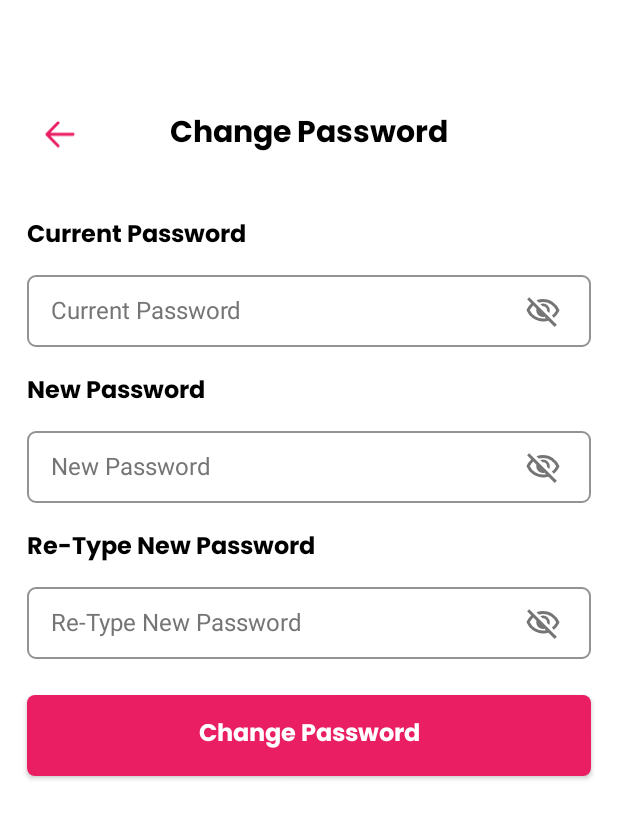
After one commit to nguyen-dat-1612/blossy-flowerapp, an Android app: the layout fragment_change_password.xml on its own in the app's theme, with its tools: preview values and no code run, on a phone screen of 412 x 824 dp. The commit adds this screen. Shown: the top 819 px of the screen. Run offline under Robolectric (Android 15) with nearby library versions, the phone set to English and light mode, and no system bars; network calls fail.

Commit message:
feat(auth): implement change password screen and use case

```diff
--- a/app/build.gradle.kts
+++ b/app/build.gradle.kts
@@ -6,6 +6,7 @@ plugins {
     id("androidx.navigation.safeargs.kotlin")
     id("kotlin-parcelize")
     id("com.google.gms.google-services")
+    alias(libs.plugins.google.android.libraries.mapsplatform.secrets.gradle.plugin)
 }
 
 android {
@@ -107,4 +108,9 @@ dependencies {
     implementation(platform("com.google.firebase:firebase-bom:33.13.0"))
     implementation ("com.google.firebase:firebase-messaging-ktx")
     implementation("com.google.firebase:firebase-analytics")
+
+
+    // Maps
+    implementation ("com.google.android.gms:play-services-maps:18.2.0")
+    implementation ("com.google.android.gms:play-services-location:21.0.1")
 }
--- a/app/src/main/java/com/blossy/flowerstore/data/remote/api/AuthApi.kt
+++ b/app/src/main/java/com/blossy/flowerstore/data/remote/api/AuthApi.kt
@@ -3,11 +3,13 @@ package com.blossy.flowerstore.data.remote.api
 import com.blossy.flowerstore.data.remote.dto.LoginRequest
 import com.blossy.flowerstore.data.remote.dto.RegisterRequest
 import com.blossy.flowerstore.data.remote.dto.LoginResponse
+import com.blossy.flowerstore.data.remote.dto.UpdatePasswordRequest
 import com.blossy.flowerstore.data.remote.utils.BaseResponse
 import retrofit2.Response
 import retrofit2.http.Body
 import retrofit2.http.Headers
 import retrofit2.http.POST
+import retrofit2.http.PUT
 
 interface AuthApi {
     @Headers("No-Authentication: true")
@@ -17,4 +19,8 @@ interface AuthApi {
     @Headers("No-Authentication: true")
     @POST("auth/login")
     suspend fun login(@Body request: LoginRequest): Response<BaseResponse<LoginResponse>>
+
+    @PUT("auth/update-password")
+    suspend fun updatePassword(@Body request: UpdatePasswordRequest): Response<BaseResponse<Any>>
+
 }
--- /dev/null
+++ b/app/src/main/java/com/blossy/flowerstore/data/remote/dto/UpdatePasswordRequest.kt
@@ -0,0 +1,6 @@
+package com.blossy.flowerstore.data.remote.dto
+
+data class UpdatePasswordRequest (
+    val oldPassword: String,
+    val newPassword: String
+)
--- a/app/src/main/java/com/blossy/flowerstore/data/repository/AuthRepositoryImpl.kt
+++ b/app/src/main/java/com/blossy/flowerstore/data/repository/AuthRepositoryImpl.kt
@@ -5,6 +5,7 @@ import com.blossy.flowerstore.data.remote.api.AuthApi
 import com.blossy.flowerstore.data.remote.dto.LoginRequest
 import com.blossy.flowerstore.data.remote.dto.LoginResponse
 import com.blossy.flowerstore.data.remote.dto.RegisterRequest
+import com.blossy.flowerstore.data.remote.dto.UpdatePasswordRequest
 import com.blossy.flowerstore.domain.repository.AuthRepository
 import javax.inject.Inject
 import com.blossy.flowerstore.domain.utils.Result
@@ -60,4 +61,21 @@ class AuthRepositoryImpl @Inject constructor(
         }
     }
 
+    override suspend fun updatePassword(oldPassword: String, newPassword: String): Result<Boolean> {
+        return try {
+            val response = api.updatePassword(UpdatePasswordRequest(oldPassword, newPassword))
+            if (response.isSuccessful) {
+                val body = response.body()
+                if (body != null && body.success) {
+                    Result.Success(true)
+                } else {
+                    Result.Error(body?.message ?: "Unknown server error")
+                }
+            } else {
+                Result.Error(response.errorBody()?.string() ?: "Network error")
+            }
+        } catch (e: Exception) {
+            Result.Error(e.message ?: "Unknown exception")
+        }
+    }
 }
--- a/app/src/main/java/com/blossy/flowerstore/domain/repository/AuthRepository.kt
+++ b/app/src/main/java/com/blossy/flowerstore/domain/repository/AuthRepository.kt
@@ -7,4 +7,7 @@ interface AuthRepository {
     suspend fun register(name: String, email: String, password: String): Result<LoginResponse>
 
     suspend fun login(email: String, password: String): Result<LoginResponse>
+
+    suspend fun updatePassword(oldPassword: String, newPassword: String): Result<Boolean>
+
 }
--- /dev/null
+++ b/app/src/main/java/com/blossy/flowerstore/domain/usecase/auth/UpdatePasswordUseCase.kt
@@ -0,0 +1,11 @@
+package com.blossy.flowerstore.domain.usecase.auth
+
+import com.blossy.flowerstore.domain.repository.AuthRepository
+import javax.inject.Inject
+
+class UpdatePasswordUseCase @Inject constructor(
+    private val authRepository: AuthRepository
+) {
+    suspend operator fun invoke(oldPassword: String, newPassword: String) =
+        authRepository.updatePassword(oldPassword, newPassword)
+}
--- a/app/src/main/java/com/blossy/flowerstore/presentation/account/ui/AccountFragment.kt
+++ b/app/src/main/java/com/blossy/flowerstore/presentation/account/ui/AccountFragment.kt
@@ -16,6 +16,7 @@ import androidx.core.content.ContextCompat
 import androidx.fragment.app.viewModels
 import androidx.navigation.NavController
 import androidx.navigation.findNavController
+import androidx.navigation.fragment.findNavController
 import com.blossy.flowerstore.R
 import com.blossy.flowerstore.databinding.FragmentAccountBinding
 import com.blossy.flowerstore.presentation.account.viewmodel.AccountViewModel
@@ -70,6 +71,9 @@ class AccountFragment : Fragment() {
         shippingAddress.setOnClickListener {
             val action = MainFragmentDirections.actionMainFragmentToShippingAddressFragment(fromCheckout = false)
             navController.navigate(action)
+        }
+        changePassword.setOnClickListener {
+             navController.navigate(R.id.action_mainFragment_to_changePasswordFragment)
         }
     }
 
--- /dev/null
+++ b/app/src/main/java/com/blossy/flowerstore/presentation/account/viewmodel/ChangePasswordViewModel.kt
@@ -0,0 +1,38 @@
+package com.blossy.flowerstore.presentation.account.viewmodel
+
+import androidx.lifecycle.ViewModel
+import androidx.lifecycle.viewModelScope
+import com.blossy.flowerstore.domain.usecase.auth.UpdatePasswordUseCase
+import com.blossy.flowerstore.presentation.common.UiState
+import dagger.hilt.android.lifecycle.HiltViewModel
+import kotlinx.coroutines.Dispatchers
+import kotlinx.coroutines.flow.MutableStateFlow
+import kotlinx.coroutines.flow.StateFlow
+import kotlinx.coroutines.launch
+import javax.inject.Inject
+import com.blossy.flowerstore.domain.utils.Result
+
+@HiltViewModel
+class ChangePasswordViewModel @Inject constructor(
+    private val updatePasswordUseCase: UpdatePasswordUseCase
+) : ViewModel(){
+
+    private val _updatePassword = MutableStateFlow<UiState<Boolean>>(UiState.Idle)
+    val updatePassword: StateFlow<UiState<Boolean>> = _updatePassword
+
+    fun changePassword(oldPassword: String, newPassword: String) {
+        viewModelScope.launch (Dispatchers.IO) {
+            _updatePassword.value = UiState.Loading
+            when (val result = updatePasswordUseCase(oldPassword, newPassword)) {
+                is Result.Success -> {
+                    _updatePassword.value = UiState.Success(result.data)
+                }
+                is Result.Error -> {
+                    _updatePassword.value = UiState.Error(result.message)
+                }
+                else -> {}
+            }
+
+        }
+    }
+}
--- /dev/null
+++ b/app/src/main/res/drawable/ic_eye_off.xml
@@ -0,0 +1,9 @@
+<vector xmlns:android="http://schemas.android.com/apk/res/android"
+    android:width="24dp"
+    android:height="24dp"
+    android:viewportWidth="960"
+    android:viewportHeight="960">
+  <path
+      android:pathData="m644,532 l-58,-58q9,-47 -27,-88t-93,-32l-58,-58q17,-8 34.5,-12t37.5,-4q75,0 127.5,52.5T660,460q0,20 -4,37.5T644,532ZM772,658 L714,602q38,-29 67.5,-63.5T832,460q-50,-101 -143.5,-160.5T480,240q-29,0 -57,4t-55,12l-62,-62q41,-17 84,-25.5t90,-8.5q151,0 269,83.5T920,460q-23,59 -60.5,109.5T772,658ZM792,904L624,738q-35,11 -70.5,16.5T480,760q-151,0 -269,-83.5T40,460q21,-53 53,-98.5t73,-81.5L56,168l56,-56 736,736 -56,56ZM222,336q-29,26 -53,57t-41,67q50,101 143.5,160.5T480,680q20,0 39,-2.5t39,-5.5l-36,-38q-11,3 -21,4.5t-21,1.5q-75,0 -127.5,-52.5T300,460q0,-11 1.5,-21t4.5,-21l-84,-82ZM541,429ZM390,504Z"
+      android:fillColor="#5f6368"/>
+</vector>
--- /dev/null
+++ b/app/src/main/res/drawable/ic_eye_on.xml
@@ -0,0 +1,9 @@
+<vector xmlns:android="http://schemas.android.com/apk/res/android"
+    android:width="24dp"
+    android:height="24dp"
+    android:viewportWidth="960"
+    android:viewportHeight="960">
+  <path
+      android:pathData="M480,640q75,0 127.5,-52.5T660,460q0,-75 -52.5,-127.5T480,280q-75,0 -127.5,52.5T300,460q0,75 52.5,127.5T480,640ZM480,568q-45,0 -76.5,-31.5T372,460q0,-45 31.5,-76.5T480,352q45,0 76.5,31.5T588,460q0,45 -31.5,76.5T480,568ZM480,760q-146,0 -266,-81.5T40,460q54,-137 174,-218.5T480,160q146,0 266,81.5T920,460q-54,137 -174,218.5T480,760ZM480,460ZM480,680q113,0 207.5,-59.5T832,460q-50,-101 -144.5,-160.5T480,240q-113,0 -207.5,59.5T128,460q50,101 144.5,160.5T480,680Z"
+      android:fillColor="#5f6368"/>
+</vector>
--- /dev/null
+++ b/app/src/main/res/drawable/ic_key_light.xml
@@ -0,0 +1,9 @@
+<vector xmlns:android="http://schemas.android.com/apk/res/android"
+    android:width="24dp"
+    android:height="24dp"
+    android:viewportWidth="960"
+    android:viewportHeight="960">
+  <path
+      android:pathData="M280,560q-33,0 -56.5,-23.5T200,480q0,-33 23.5,-56.5T280,400q33,0 56.5,23.5T360,480q0,33 -23.5,56.5T280,560ZM280,720q-100,0 -170,-70T40,480q0,-100 70,-170t170,-70q67,0 121.5,33t86.5,87h352l120,120 -180,180 -80,-60 -80,60 -85,-60h-47q-32,54 -86.5,87T280,720ZM280,640q56,0 98.5,-34t56.5,-86h125l58,41 82,-61 71,55 75,-75 -40,-40L435,440q-14,-52 -56.5,-86T280,320q-66,0 -113,47t-47,113q0,66 47,113t113,47Z"
+      android:fillColor="#5f6368"/>
+</vector>
--- /dev/null
+++ b/app/src/main/res/layout/fragment_change_password.xml
@@ -0,0 +1,236 @@
+<?xml version="1.0" encoding="utf-8"?>
+<FrameLayout xmlns:android="http://schemas.android.com/apk/res/android"
+    xmlns:tools="http://schemas.android.com/tools"
+    xmlns:app="http://schemas.android.com/apk/res-auto"
+    android:layout_width="match_parent"
+    android:layout_height="match_parent"
+    android:background="@color/white"
+    tools:context=".presentation.account.ui.ChangePasswordFragment">
+
+    <androidx.constraintlayout.widget.ConstraintLayout
+        android:layout_width="match_parent"
+        android:layout_height="match_parent">
+
+        <!-- Header: Avatar, Greeting, Notification -->
+        <androidx.constraintlayout.widget.ConstraintLayout
+            android:id="@+id/header"
+            android:layout_width="0dp"
+            android:layout_height="wrap_content"
+            android:layout_marginStart="10dp"
+            android:layout_marginEnd="10dp"
+            android:layout_marginTop="59dp"
+            android:padding="8dp"
+            app:layout_constraintTop_toTopOf="parent"
+            app:layout_constraintStart_toStartOf="parent"
+            app:layout_constraintEnd_toEndOf="parent">
+
+            <TextView
+                android:id="@+id/titleText"
+                android:layout_width="wrap_content"
+                android:layout_height="wrap_content"
+                android:text="Change Password"
+                android:fontFamily="@font/poppins_bold"
+                android:textSize="20sp"
+                android:textColor="@color/black"
+                app:layout_constraintTop_toTopOf="@id/btnBack"
+                app:layout_constraintStart_toStartOf="parent"
+                app:layout_constraintEnd_toEndOf="parent"
+                app:layout_constraintBottom_toBottomOf="@id/btnBack"/>
+
+            <ImageButton
+                android:id="@+id/btnBack"
+                android:layout_width="44dp"
+                android:layout_height="44dp"
+                android:src="@drawable/ic_left"
+                android:background="@drawable/bg_circle_button"
+                app:tint="?attr/colorPrimary"
+                android:padding="12dp"
+                android:scaleType="centerInside"
+                app:layout_constraintStart_toStartOf="parent"
+                app:layout_constraintTop_toTopOf="parent"
+                app:layout_constraintBottom_toBottomOf="parent" />
+
+        </androidx.constraintlayout.widget.ConstraintLayout>
+
+        <!-- Current Password Section -->
+        <!-- Current Password Section -->
+        <TextView
+            android:id="@+id/currentPasswordLabel"
+            android:layout_width="wrap_content"
+            android:layout_height="wrap_content"
+            android:text="Current Password"
+            android:textSize="16sp"
+            android:fontFamily="@font/poppins_bold"
+            android:textColor="@color/black"
+            android:textStyle="bold"
+            app:layout_constraintTop_toBottomOf="@id/header"
+            app:layout_constraintStart_toStartOf="parent"
+            android:layout_marginStart="18dp"
+            android:layout_marginTop="24dp" />
+
+        <RelativeLayout
+            android:id="@+id/currentPasswordInputLayout"
+            android:layout_width="match_parent"
+            android:layout_height="wrap_content"
+            android:orientation="horizontal"
+            android:gravity="center_vertical"
+            android:layout_marginStart="18dp"
+            android:layout_marginEnd="18dp"
+            android:layout_marginTop="12dp"
+            app:layout_constraintTop_toBottomOf="@id/currentPasswordLabel"
+            app:layout_constraintStart_toStartOf="parent"
+            app:layout_constraintEnd_toEndOf="parent">
+
+            <EditText
+                android:id="@+id/currentPasswordInput"
+                android:layout_width="match_parent"
+                android:layout_height="48dp"
+                android:layout_weight="1"
+                android:autofillHints="password"
+                android:background="@drawable/bg_edittext_primary"
+                android:hint="Current Password"
+                android:inputType="textPassword"
+                android:textColor="@color/black"
+                android:textColorHint="@color/grey_dark"
+                android:textSize="16sp" />
+
+            <ImageView
+                android:id="@+id/currentPasswordToggle"
+                android:layout_width="32dp"
+                android:layout_height="32dp"
+                android:src="@drawable/ic_eye_off"
+                android:layout_alignParentEnd="true"
+                android:layout_centerVertical="true"
+                android:contentDescription="Toggle password visibility"
+                android:padding="4dp"
+                android:layout_marginEnd="16dp"
+                app:tint="@color/grey_dark" />
+
+        </RelativeLayout>
+
+        <TextView
+            android:id="@+id/newPasswordLabel"
+            android:layout_width="wrap_content"
+            android:layout_height="wrap_content"
+            android:text="New Password"
+            android:textSize="16sp"
+            android:textStyle="bold"
+            android:fontFamily="@font/poppins_bold"
+            android:textColor="@color/black"
+            app:layout_constraintTop_toBottomOf="@id/currentPasswordInputLayout"
+            app:layout_constraintStart_toStartOf="parent"
+            android:layout_marginStart="18dp"
+            android:layout_marginTop="16dp" />
+
+        <RelativeLayout
+            android:id="@+id/newPasswordInputLayout"
+            android:layout_width="0dp"
+            android:layout_height="wrap_content"
+            android:orientation="horizontal"
+            android:gravity="center_vertical"
+            android:layout_marginStart="18dp"
+            android:layout_marginEnd="18dp"
+            android:layout_marginTop="12dp"
+            app:layout_constraintTop_toBottomOf="@id/newPasswordLabel"
+            app:layout_constraintStart_toStartOf="parent"
+            app:layout_constraintEnd_toEndOf="parent">
+
+            <EditText
+                android:id="@+id/newPasswordInput"
+                android:layout_width="match_parent"
+                android:layout_height="48dp"
+                android:layout_weight="1"
+                android:hint="New Password"
+                android:textSize="16sp"
+                android:background="@drawable/bg_edittext_primary"
+                android:textColorHint="@color/grey_dark"
+                android:textColor="@color/black"
+                android:inputType="textPassword" />
+
+            <ImageView
+                android:id="@+id/newPasswordToggle"
+                android:layout_width="32dp"
+                android:layout_height="32dp"
+                android:src="@drawable/ic_eye_off"
+                android:layout_alignParentEnd="true"
+                android:layout_centerVertical="true"
+                android:contentDescription="Toggle password visibility"
+                android:padding="4dp"
+                android:layout_marginEnd="16dp"
+                app:tint="@color/grey_dark" />
+
+        </RelativeLayout>
+
+        <!-- Re-Type New Password Section -->
+        <TextView
+            android:id="@+id/reNewPasswordLabel"
+            android:layout_width="wrap_content"
+            android:layout_height="wrap_content"
+            android:text="Re-Type New Password"
+            android:textSize="16sp"
+            android:textStyle="bold"
+            android:fontFamily="@font/poppins_bold"
+            android:textColor="@color/black"
+            app:layout_constraintTop_toBottomOf="@id/newPasswordInputLayout"
+            app:layout_constraintStart_toStartOf="parent"
+            android:layout_marginStart="18dp"
+            android:layout_marginTop="16dp" />
+
+        <RelativeLayout
+            android:id="@+id/reNewPasswordInputLayout"
+            android:layout_width="0dp"
+            android:layout_height="wrap_content"
+            android:orientation="horizontal"
+            android:gravity="center_vertical"
+            android:layout_marginStart="18dp"
+            android:layout_marginEnd="18dp"
+            android:layout_marginTop="12dp"
+            app:layout_constraintTop_toBottomOf="@id/reNewPasswordLabel"
+            app:layout_constraintStart_toStartOf="parent"
+            app:layout_constraintEnd_toEndOf="parent">
+
+            <EditText
+                android:id="@+id/reNewPasswordInput"
+                android:layout_width="match_parent"
+                android:layout_height="48dp"
+                android:background="@drawable/bg_edittext_primary"
+                android:hint="Re-Type New Password"
+                android:textColorHint="@color/grey_dark"
+                android:textSize="16sp"
+                android:textColor="@color/black"
+                android:inputType="textPassword" />
+
+            <ImageView
+                android:id="@+id/reNewPasswordToggle"
+                android:layout_width="32dp"
+                android:layout_height="32dp"
+                android:src="@drawable/ic_eye_off"
+                android:contentDescription="Toggle password visibility"
+                android:padding="4dp"
+                android:layout_alignParentEnd="true"
+                android:layout_centerVertical="true"
+                android:layout_marginEnd="16dp"
+                app:tint="@color/grey_dark" />
+
+        </RelativeLayout>
+
+        <androidx.appcompat.widget.AppCompatButton
+            android:id="@+id/changePasswordButton"
+            android:layout_width="0dp"
+            android:layout_height="54dp"
+            android:text="Change Password"
+            android:textSize="16sp"
+            android:textAllCaps="false"
+            android:textColor="@color/white"
+            android:fontFamily="@font/poppins_bold"
+            android:background="@drawable/bg_button_primary"
+            android:backgroundTint="?attr/colorPrimary"
+            android:layout_marginStart="18dp"
+            android:layout_marginEnd="18dp"
+            android:layout_marginTop="24dp"
+            app:layout_constraintTop_toBottomOf="@id/reNewPasswordInputLayout"
+            app:layout_constraintStart_toStartOf="parent"
+            app:layout_constraintEnd_toEndOf="parent" />
+
+    </androidx.constraintlayout.widget.ConstraintLayout>
+</FrameLayout>
```
Also changed, not shown: app/src/main/AndroidManifest.xml (+22 -6 lines).
